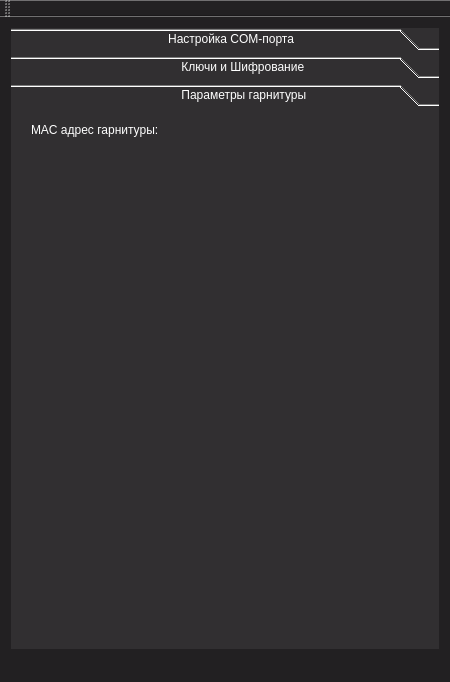
First picture: the form in ApplicBeta/mainwindow.ui, repository SlavaZhuck/HandsFree_Qt, before the edit.
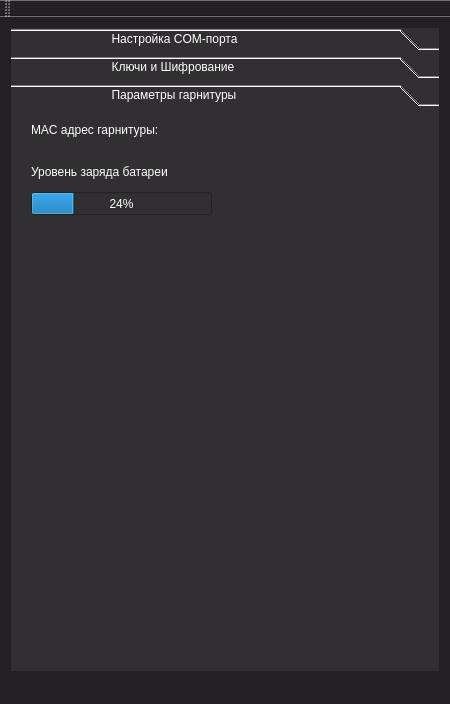
Second picture: the form after the edit. The open tabs and pages were chosen to show the change.

Commit message: Add ProgressBarr (battery level)

Diff of the .ui file:
```diff
--- a/ApplicBeta/mainwindow.ui
+++ b/ApplicBeta/mainwindow.ui
@@ -7,7 +7,7 @@
     <x>0</x>
     <y>0</y>
     <width>450</width>
-    <height>682</height>
+    <height>704</height>
    </rect>
   </property>
   <property name="windowTitle">
@@ -50,7 +50,7 @@
         </rect>
        </property>
        <attribute name="label">
-        <string>                                              Настройка COM-порта</string>
+        <string>                             Настройка COM-порта</string>
        </attribute>
        <widget class="QLabel" name="setComPort">
         <property name="geometry">
@@ -262,7 +262,7 @@
         </rect>
        </property>
        <attribute name="label">
-        <string>                                                  Ключи и Шифрование</string>
+        <string>                             Ключи и Шифрование</string>
        </attribute>
        <widget class="QPushButton" name="pushButton">
         <property name="geometry">
@@ -351,18 +351,18 @@
          <x>0</x>
          <y>0</y>
          <width>432</width>
-         <height>530</height>
+         <height>534</height>
         </rect>
        </property>
        <attribute name="label">
-        <string>                                                  Параметры гарнитуры</string>
+        <string>                             Параметры гарнитуры</string>
        </attribute>
        <widget class="QLabel" name="label">
         <property name="geometry">
          <rect>
           <x>20</x>
           <y>10</y>
-          <width>231</width>
+          <width>281</width>
           <height>16</height>
          </rect>
         </property>
@@ -372,10 +372,39 @@
           <verstretch>0</verstretch>
          </sizepolicy>
         </property>
+        <property name="styleSheet">
+         <string notr="true">font: 9pt &quot;MS Shell Dlg 2&quot;;</string>
+        </property>
         <property name="text">
          <string>MAC адрес гарнитуры:</string>
         </property>
        </widget>
+       <widget class="QLabel" name="label_2">
+        <property name="geometry">
+         <rect>
+          <x>20</x>
+          <y>50</y>
+          <width>178</width>
+          <height>19</height>
+         </rect>
+        </property>
+        <property name="text">
+         <string>Уровень заряда батареи</string>
+        </property>
+       </widget>
+       <widget class="QProgressBar" name="progressBar">
+        <property name="geometry">
+         <rect>
+          <x>20</x>
+          <y>80</y>
+          <width>181</width>
+          <height>23</height>
+         </rect>
+        </property>
+        <property name="value">
+         <number>24</number>
+        </property>
+       </widget>
       </widget>
      </widget>
     </item>
```
Left out of the diff: 39 changed lines with no effect on the pictures. The commit also changes 5 other files.
